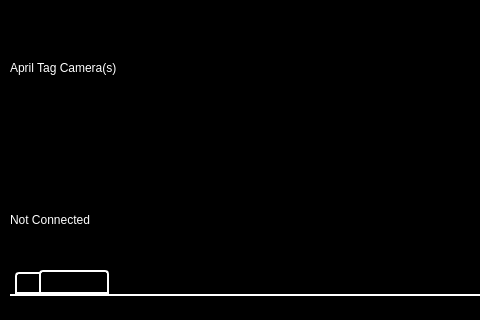
First picture: the form in src/rqt_rover_gui/src/rover_gui_plugin.ui, repository Secret-Asian-Man/Swarmathon-ROS, before the edit; both pictures show x 0 to 480 and y 240 to 560 of the 1100 by 725 pixel window.
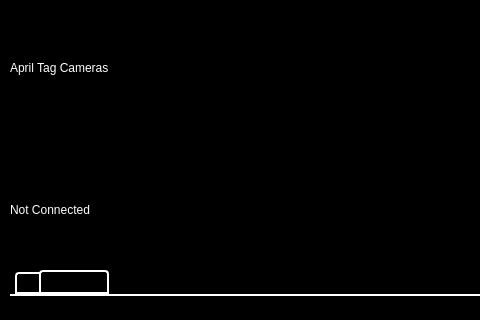
Second picture: the form after the edit. Icons and pictures are not drawn. Custom widgets are drawn as their Qt base class.

Commit message: minor additions and tweaks to the look and feel of the UI

Patch:
```diff
--- a/src/rqt_rover_gui/src/rover_gui_plugin.ui
+++ b/src/rqt_rover_gui/src/rover_gui_plugin.ui
@@ -2629,7 +2629,7 @@
    <property name="geometry">
     <rect>
      <x>10</x>
-     <y>450</y>
+     <y>440</y>
      <width>191</width>
      <height>20</height>
     </rect>
@@ -2839,7 +2839,7 @@
    <property name="geometry">
     <rect>
      <x>10</x>
-     <y>480</y>
+     <y>470</y>
      <width>191</width>
      <height>20</height>
     </rect>
@@ -2883,7 +2883,7 @@
     </rect>
    </property>
    <property name="text">
-    <string>&lt;html&gt;&lt;head/&gt;&lt;body&gt;&lt;p&gt;&lt;span style=&quot; color:#ffffff;&quot;&gt;April Tag Camera(s)&lt;/span&gt;&lt;/p&gt;&lt;/body&gt;&lt;/html&gt;</string>
+    <string>&lt;html&gt;&lt;head/&gt;&lt;body&gt;&lt;p&gt;&lt;span style=&quot; color:#ffffff;&quot;&gt;April Tag Cameras&lt;/span&gt;&lt;/p&gt;&lt;/body&gt;&lt;/html&gt;</string>
    </property>
   </widget>
  </widget>
```
